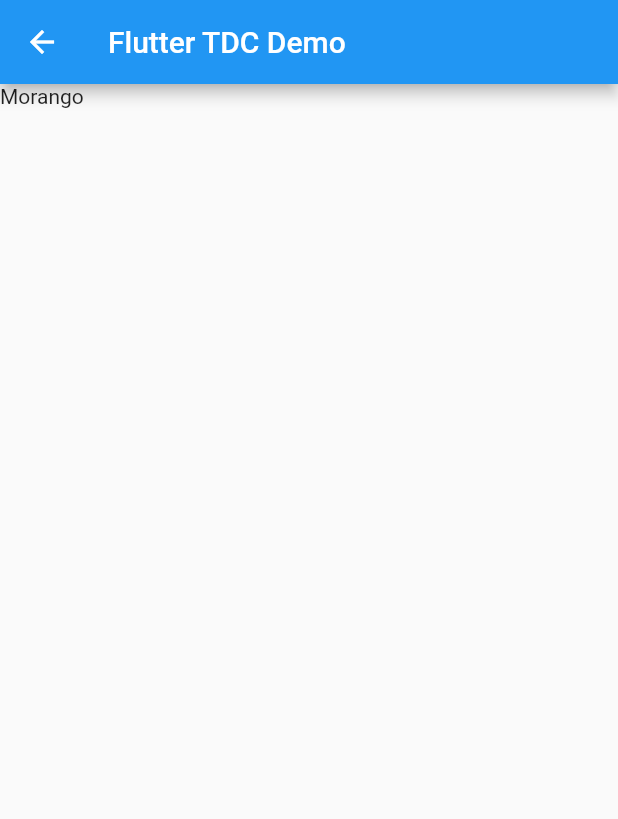
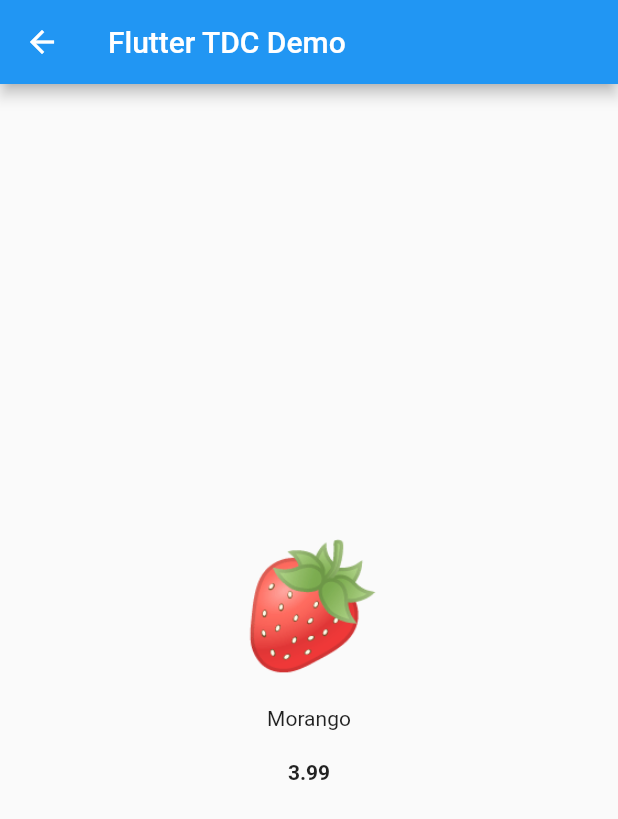
Before and after one commit to cpgalvao/tdc_demo, a Flutter app: the screen it shows after launch, after a tap on "Morango", on a phone screen of 412 x 824 dp. Shown: the top 819 px of the screen. Run offline on Flutter 3.47's test engine with Material 2 defaults, Android fonts, the phone set to English and light mode, and no system bars.

Commit message:
Tela de detalhes

```diff
--- a/lib/detail.dart
+++ b/lib/detail.dart
@@ -12,11 +12,33 @@ class DetailPage extends StatefulWidget {
 
 class _DetailPage extends State<DetailPage> {
   @override
-  Widget build(BuildContext context) =>
-      new Scaffold(
-          appBar: new AppBar(
-            title: new Text("Flutter TDC Demo"),
-          ),
-          body: new Text(widget.data.name),
+  Widget build(BuildContext context) => new Scaffold(
+        appBar: new AppBar(
+          title: new Text("Flutter TDC Demo"),
+        ),
+        body: new Container(
+            alignment: Alignment.center,
+            child: new Column(
+              mainAxisAlignment: MainAxisAlignment.center,
+              children: <Widget>[
+                new Hero(
+                  tag: widget.data.name,
+                  child: new Text(
+                    widget.data.emoji,
+                    style: new TextStyle(fontSize: 80.0),
+                  ),
+                ),
+                new Padding(
+                  padding: EdgeInsets.symmetric(vertical: 20.0),
+                  child: new Text(
+                    widget.data.name,
+                  ),
+                ),
+                new Text(
+                  widget.data.price.toString(),
+                  style: new TextStyle(fontWeight: FontWeight.bold),
+                ),
+              ],
+            )),
       );
 }
--- a/lib/main.dart
+++ b/lib/main.dart
@@ -64,7 +64,7 @@ class _MyHomePageState extends State<MyHomePage> {
 //      ),
   }
 
-  Widget _getListLayout(BuildContext context) =>  new ListView(
+  Widget _getListLayout(BuildContext context) => new ListView(
         children: ListTile
             .divideTiles(
                 context: context,
@@ -72,20 +72,24 @@ class _MyHomePageState extends State<MyHomePage> {
                 tiles: _list.map<Widget>((listItem) => new ListTile(
                       title: new Text(listItem.name),
                       subtitle: new Text(listItem.price.toString()),
-                        leading: new Text(
+                      leading: new Hero(
+                        tag: listItem.name,
+                        child: new Text(
                           listItem.emoji,
                           style: new TextStyle(fontSize: 40.0),
                         ),
+                      ),
                       onTap: () {
-                          Navigator.of(context).push(
-                              new PageRouteBuilder<DetailPage>(
+                        Navigator
+                            .of(context)
+                            .push(new PageRouteBuilder<DetailPage>(
                               pageBuilder: (_, __, ___) =>
                                   new DetailPage(data: listItem),
-                                transitionsBuilder: (context, animation, secondaryAnimation,
-                                    child) =>
-                                new FadeTransition(opacity: animation, child: child),
+                              transitionsBuilder: (context, animation,
+                                      secondaryAnimation, child) =>
+                                  new FadeTransition(
+                                      opacity: animation, child: child),
                             ));
-
                       },
                     )))
             .toList(),
```
Lines whose indentation alone changed are shown as unchanged.
